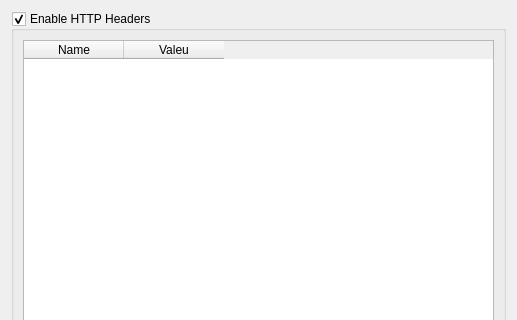
Qt form src/nekobox/ui/group/dialog_edit_subscription_headers.ui (qr243vbi/nekobox) before a commit; both pictures show x 0 to 517 and y 0 to 320 of the 517 by 526 pixel window.
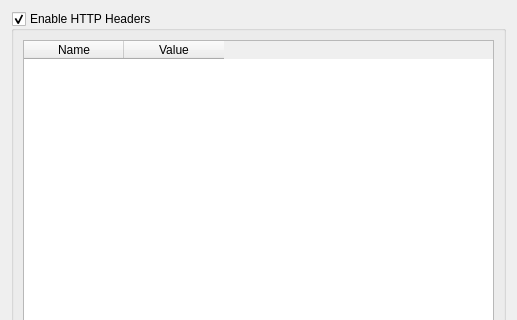
The same form after that commit.

The edit to the form file:
```diff
--- a/src/nekobox/ui/group/dialog_edit_subscription_headers.ui
+++ b/src/nekobox/ui/group/dialog_edit_subscription_headers.ui
@@ -32,7 +32,7 @@
         </column>
         <column>
          <property name="text">
-          <string>Valeu</string>
+          <string>Value</string>
          </property>
         </column>
        </widget>
```
